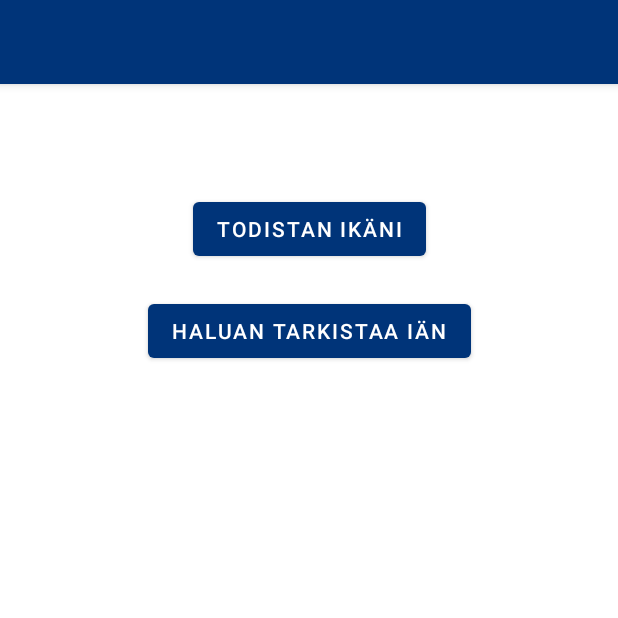
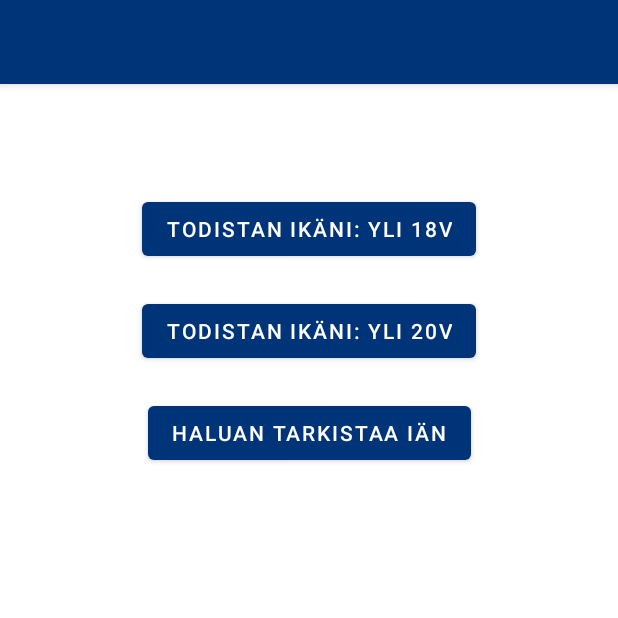
Before and after one commit to vrk-kpa/digiid-poc-wallet, an Android app: the fragment WalletFragment placed in its activity, on a phone screen of 412 x 824 dp, the top half of it. Run offline under Robolectric (Android 15) with nearby library versions, the phone set to English and light mode, and no system bars; our stand-ins replace Dagger/Hilt's generated code, Timber, data binding, navigation-ui; libraries missing offline, so code that uses them is left out: nl.minvws.encoding, okhttp3.tls, okhttp3.tls.decodeCertificatePem, retrofit2.converter.jackson; 8 statements that could not run were skipped.

Commit message:
Use derived AgeOver credentials

```diff
--- a/app/src/main/java/fi/dvv/digiid/poc/wallet/ui/credentials/WalletFragment.kt
+++ b/app/src/main/java/fi/dvv/digiid/poc/wallet/ui/credentials/WalletFragment.kt
@@ -9,6 +9,8 @@ import androidx.fragment.app.activityViewModels
 import androidx.navigation.fragment.findNavController
 import androidx.navigation.ui.setupWithNavController
 import dagger.hilt.android.AndroidEntryPoint
+import fi.dvv.digiid.poc.vc.credential.AgeOver18Credential
+import fi.dvv.digiid.poc.vc.credential.AgeOver20Credential
 import fi.dvv.digiid.poc.wallet.databinding.FragmentWalletBinding
 
 @AndroidEntryPoint
@@ -27,7 +29,13 @@ class WalletFragment : Fragment() {
 
         binding.toolbar.setupWithNavController(findNavController())
 
-        binding.shareCredentialButton.setOnClickListener {
+        binding.shareCredentialAge18Button.setOnClickListener {
+            viewModel.exportCredential(AgeOver18Credential::class)
+            findNavController().navigate(WalletFragmentDirections.toShareCredentials())
+        }
+
+        binding.shareCredentialAge20Button.setOnClickListener {
+            viewModel.exportCredential(AgeOver20Credential::class)
             findNavController().navigate(WalletFragmentDirections.toShareCredentials())
         }
 
--- a/app/src/main/java/fi/dvv/digiid/poc/wallet/ui/credentials/WalletViewModel.kt
+++ b/app/src/main/java/fi/dvv/digiid/poc/wallet/ui/credentials/WalletViewModel.kt
@@ -1,24 +1,54 @@
 package fi.dvv.digiid.poc.wallet.ui.credentials
 
+import android.content.Context
 import androidx.lifecycle.ViewModel
 import androidx.lifecycle.asLiveData
 import androidx.lifecycle.map
 import androidx.lifecycle.viewModelScope
 import dagger.hilt.android.lifecycle.HiltViewModel
 import fi.dvv.digiid.poc.domain.repository.CredentialsRepository
-import fi.dvv.digiid.poc.vc.credential.BirthDateCredential
+import fi.dvv.digiid.poc.vc.Credential
+import fi.dvv.digiid.poc.vc.credential.AgeOver18Credential
+import fi.dvv.digiid.poc.vc.credential.AgeOver20Credential
 import fi.dvv.digiid.poc.vc.credential.FamilyNameCredential
 import fi.dvv.digiid.poc.vc.credential.GivenNameCredential
+import fi.dvv.digiid.poc.wallet.R
+import kotlinx.coroutines.flow.MutableStateFlow
+import kotlinx.coroutines.flow.SharingStarted
+import kotlinx.coroutines.flow.map
+import kotlinx.coroutines.flow.stateIn
 import kotlinx.coroutines.launch
 import timber.log.Timber
-import java.time.format.DateTimeFormatter
-import java.time.format.FormatStyle
 import javax.inject.Inject
+import kotlin.reflect.KClass
 
 @HiltViewModel
 class WalletViewModel @Inject constructor(
-    credentialsRepository: CredentialsRepository
+    private val credentialsRepository: CredentialsRepository
 ) : ViewModel() {
+    private val exportedCredentialType = MutableStateFlow<KClass<out Credential>?>(null)
+
+    val exportedCredential = exportedCredentialType.map {
+        it?.let {
+            credentialsRepository.exportCredential(it)
+        }
+    }.stateIn(viewModelScope, SharingStarted.WhileSubscribed(), null)
+
+    val credentialType = exportedCredentialType.map {
+        when (it) {
+            AgeOver18Credential::class, AgeOver20Credential::class -> R.string.credential_type_age
+            else -> null
+        }
+    }.stateIn(viewModelScope, SharingStarted.WhileSubscribed(), null)
+
+    fun credentialValue(context: Context) = exportedCredentialType.map {
+        when (it) {
+            AgeOver18Credential::class -> context.getString(R.string.credential_value_age, 18)
+            AgeOver20Credential::class -> context.getString(R.string.credential_value_age, 20)
+            else -> null
+        }
+    }.stateIn(viewModelScope, SharingStarted.WhileSubscribed(), null)
+
     private val presentation = credentialsRepository.coreIdentity.asLiveData(viewModelScope.coroutineContext)
 
     val name = presentation.map { presentation ->
@@ -35,17 +65,6 @@ class WalletViewModel @Inject constructor(
         }
     }
 
-    val birthDate = presentation.map { presentation ->
-        presentation?.verifiableCredentials?.firstNotNullOf {
-            it.credentialSubject as? BirthDateCredential
-        }?.birthDate?.format(DateTimeFormatter.ofLocalizedDate(FormatStyle.SHORT))
-    }
-
-    val exportedCredential = presentation.map { presentation ->
-        if (presentation == null) return@map null
-        credentialsRepository.exportCredential(BirthDateCredential::class)
-    }
-
     init {
         viewModelScope.launch {
             kotlin.runCatching {
@@ -55,4 +74,8 @@ class WalletViewModel @Inject constructor(
             }
         }
     }
+
+    fun<T: Credential> exportCredential(credentialType: KClass<T>) {
+        exportedCredentialType.value = credentialType
+    }
 }
--- a/app/src/main/res/layout/fragment_wallet.xml
+++ b/app/src/main/res/layout/fragment_wallet.xml
@@ -37,14 +37,13 @@
                 android:layout_height="wrap_content">
 
                 <TextView
-                    android:id="@+id/textView2"
+                    android:id="@+id/wallet_profile_name"
                     android:layout_width="0dp"
                     android:layout_height="wrap_content"
                     android:text="@{viewModel.name}"
                     android:textAlignment="center"
                     android:textAppearance="?attr/textAppearanceHeadline5"
-                    tools:layout_editor_absoluteX="295dp"
-                    tools:layout_editor_absoluteY="20dp" />
+                    tools:text="Sanna Testaaja" />
 
                 <androidx.constraintlayout.helper.widget.Flow
                     android:id="@+id/flow"
@@ -54,17 +53,23 @@
                     android:layout_marginTop="20dp"
                     android:layout_marginEnd="20dp"
                     android:orientation="vertical"
-                    app:constraint_referenced_ids="textView2,share_credential_button,verify_button"
+                    app:constraint_referenced_ids="wallet_profile_name,share_credential_age18_button,share_credential_age20_button,verify_button"
                     app:flow_verticalGap="20dp"
                     app:layout_constraintEnd_toEndOf="parent"
                     app:layout_constraintStart_toStartOf="parent"
                     app:layout_constraintTop_toTopOf="parent" />
 
                 <com.google.android.material.button.MaterialButton
-                    android:id="@+id/share_credential_button"
+                    android:id="@+id/share_credential_age18_button"
                     android:layout_width="wrap_content"
                     android:layout_height="wrap_content"
-                    android:text="@string/wallet_share_birthdate_button" />
+                    android:text="@string/wallet_share_credential_age18_button" />
+
+                <com.google.android.material.button.MaterialButton
+                    android:id="@+id/share_credential_age20_button"
+                    android:layout_width="wrap_content"
+                    android:layout_height="wrap_content"
+                    android:text="@string/wallet_share_credential_age20_button" />
 
                 <com.google.android.material.button.MaterialButton
                     android:id="@+id/verify_button"
--- a/app/src/main/res/values/strings.xml
+++ b/app/src/main/res/values/strings.xml
@@ -13,9 +13,11 @@
     <string name="button_accept">Hyväksy</string>
     <string name="wallet_share_title">Luo todistus</string>
     <string name="wallet_share_heading">Sinusta välitetään seuraavat tiedot tarkastajalle:</string>
-    <string name="wallet_birthdate_label">Syntymäaika</string>
-    <string name="wallet_share_birthdate_button">Todistan ikäni</string>
+    <string name="wallet_share_credential_age18_button">Todistan ikäni: Yli 18v</string>
+    <string name="wallet_share_credential_age20_button">Todistan ikäni: Yli 20v</string>
     <string name="wallet_verify_birthdate_button">Haluan tarkistaa iän</string>
     <string name="wallet_qr_code_accessibility_label">QR-koodi</string>
     <string name="choose_profile_heading">Valitse testihenkilö</string>
+    <string name="credential_type_age">Ikätieto</string>
+    <string name="credential_value_age">Yli %1$d vuotta</string>
 </resources>
```
Also changed, not shown: app/src/main/res/layout/fragment_share_credentials.xml (+13 -6 lines).
